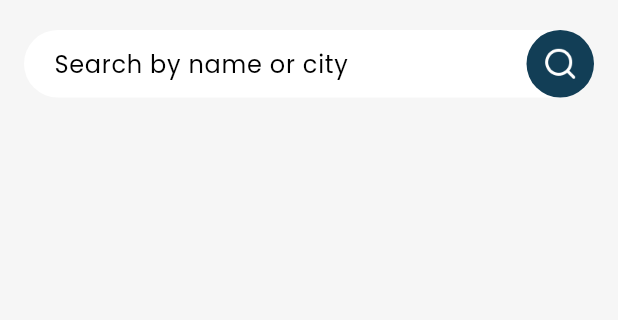
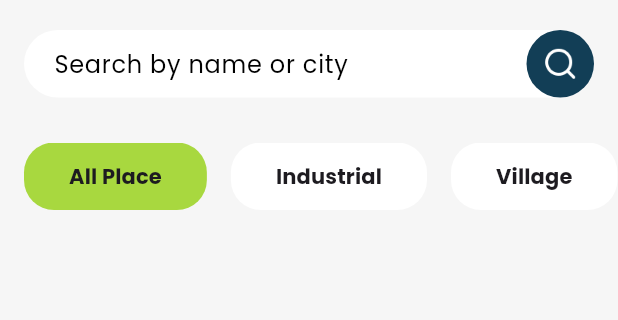
Before and after one commit to khairulanwar24/hotelapp, a Flutter app: the NearbyPage widget shown alone on an empty page, opened directly, on a phone screen of 412 x 824 dp, the part 111-431 px from its top. Run offline on Flutter 3.47's test engine with Material 3 defaults, Android fonts, the phone set to English and light mode, and no system bars; our stand-ins replace cloud_firestore, firebase_auth, firebase_core, get, google_fonts, shared_preferences; missing offline and left inert: d_info; accounts and stored records are empty.

Commit message:
Slicing Nearby Page (2)

```diff
--- /dev/null
+++ b/lib/controller/c_nearby.dart
@@ -0,0 +1,16 @@
+import 'package:get/get.dart';
+
+class CNearby extends GetxController {
+  final _category = 'All Place'.obs;
+  String get category => _category.value;
+  set category(n) {
+    _category.value = n;
+    update();
+  }
+
+  List<String> get categories => [
+        'All Place',
+        'Industrial',
+        'Village',
+      ];
+}
--- a/lib/page/home_page.dart
+++ b/lib/page/home_page.dart
@@ -21,7 +21,7 @@ class HomePage extends StatelessWidget {
       if (cHome.indexPage == 1) {
         return const Text('History Page');
       }
-      return const NearbyPage();
+      return NearbyPage();
     }), bottomNavigationBar: Obx(() {
       return Material(
         elevation: 8,
--- a/lib/page/nearby_page.dart
+++ b/lib/page/nearby_page.dart
@@ -1,9 +1,12 @@
 import 'package:flutter/material.dart';
+import 'package:get/get.dart';
 import 'package:hotelkhan/config/app_asset.dart';
 import 'package:hotelkhan/config/app_color.dart';
+import 'package:hotelkhan/controller/c_nearby.dart';
 
 class NearbyPage extends StatelessWidget {
-  const NearbyPage({super.key});
+  NearbyPage({super.key});
+  final cNearby = Get.put(CNearby());
 
   @override
   Widget build(BuildContext context) {
@@ -16,7 +19,63 @@ class NearbyPage extends StatelessWidget {
         const SizedBox(
           height: 20,
         ),
-        Container(
+        searchField(),
+        const SizedBox(
+          height: 30,
+        ),
+        categories(),
+        const SizedBox(
+          height: 20,
+        ),
+      ],
+    );
+  }
+
+  GetBuilder<CNearby> categories() {
+    return GetBuilder<CNearby>(builder: (_) {
+      return SizedBox(
+        height: 45,
+        child: ListView.builder(
+          itemCount: _.categories.length,
+          scrollDirection: Axis.horizontal,
+          itemBuilder: (context, index) {
+            String category = _.categories[index];
+            return Padding(
+              padding: EdgeInsets.fromLTRB(
+                index == 0 ? 16 : 8,
+                0,
+                index == cNearby.categories.length - 1 ? 16 : 8,
+                0,
+              ),
+              child: Material(
+                color: category == _.category ? AppColor.primary : Colors.white,
+                borderRadius: BorderRadius.circular(20),
+                child: InkWell(
+                  borderRadius: BorderRadius.circular(20),
+                  onTap: () {
+                    cNearby.category = category;
+                  },
+                  child: Container(
+                    alignment: Alignment.center,
+                    padding: const EdgeInsets.symmetric(horizontal: 30),
+                    child: Text(
+                      category,
+                      style: Theme.of(context).textTheme.titleSmall!.copyWith(
+                            fontWeight: FontWeight.bold,
+                          ),
+                    ),
+                  ),
+                ),
+              ),
+            );
+          },
+        ),
+      );
+    });
+  }
+
+  Container searchField() {
+    return Container(
       height: 45,
       padding: const EdgeInsets.symmetric(horizontal: 16),
       child: Stack(
@@ -24,8 +83,7 @@ class NearbyPage extends StatelessWidget {
           Container(
             height: 45,
             decoration: BoxDecoration(
-                    borderRadius: BorderRadius.circular(30),
-                    color: Colors.white),
+                borderRadius: BorderRadius.circular(30), color: Colors.white),
             child: TextField(
               decoration: InputDecoration(
                 border: OutlineInputBorder(
@@ -65,8 +123,6 @@ class NearbyPage extends StatelessWidget {
           )
         ],
       ),
-        )
-      ],
     );
   }
 
```
Lines whose indentation alone changed are shown as unchanged.
